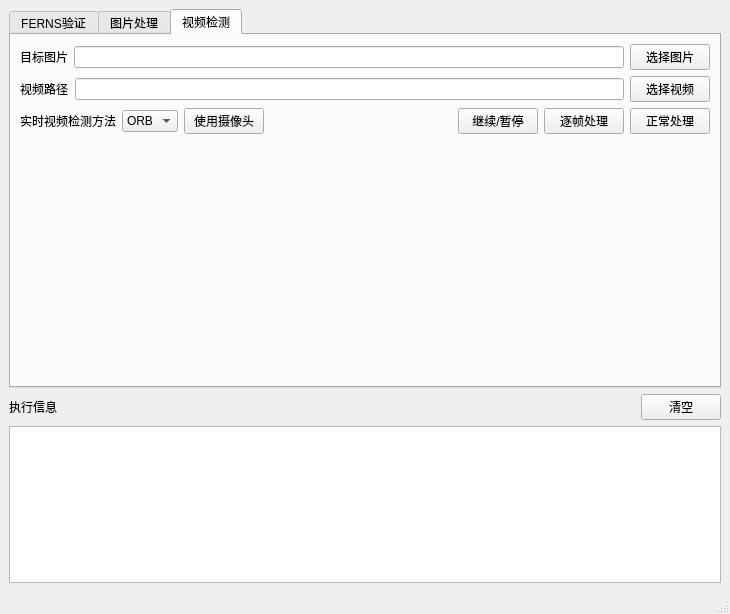
Above: mainwindow.ui from weiliana/cv_homework before the change. Below: the same form after it.
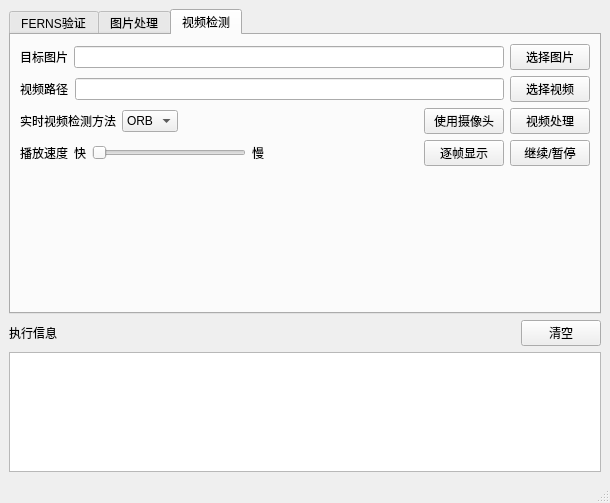
That is the form after the change. The open tabs and pages were chosen to show the change.

Commit message:
feat: divide setMsg func & add video process control
现在可以全局使用setMsg函数输出处理过程了

Patch:
```diff
--- a/mainwindow.ui
+++ b/mainwindow.ui
@@ -6,8 +6,8 @@
    <rect>
     <x>0</x>
     <y>0</y>
-    <width>730</width>
-    <height>614</height>
+    <width>610</width>
+    <height>503</height>
    </rect>
   </property>
   <property name="windowTitle">
@@ -449,6 +449,19 @@
             </item>
            </widget>
           </item>
+          <item>
+           <spacer name="horizontalSpacer_6">
+            <property name="orientation">
+             <enum>Qt::Horizontal</enum>
+            </property>
+            <property name="sizeHint" stdset="0">
+             <size>
+              <width>40</width>
+              <height>20</height>
+             </size>
+            </property>
+           </spacer>
+          </item>
           <item>
            <widget class="QPushButton" name="useCamera_btn">
             <property name="text">
@@ -457,7 +470,46 @@
            </widget>
           </item>
           <item>
-           <spacer name="horizontalSpacer_6">
+           <widget class="QPushButton" name="videoProcess_btn">
+            <property name="text">
+             <string>视频处理</string>
+            </property>
+           </widget>
+          </item>
+         </layout>
+        </item>
+        <item>
+         <layout class="QHBoxLayout" name="horizontalLayout_10">
+          <item>
+           <widget class="QLabel" name="label_11">
+            <property name="text">
+             <string>播放速度</string>
+            </property>
+           </widget>
+          </item>
+          <item>
+           <widget class="QLabel" name="label_13">
+            <property name="text">
+             <string>快</string>
+            </property>
+           </widget>
+          </item>
+          <item>
+           <widget class="QSlider" name="videoSpeed_slider">
+            <property name="orientation">
+             <enum>Qt::Horizontal</enum>
+            </property>
+           </widget>
+          </item>
+          <item>
+           <widget class="QLabel" name="label_12">
+            <property name="text">
+             <string>慢</string>
+            </property>
+           </widget>
+          </item>
+          <item>
+           <spacer name="horizontalSpacer_7">
             <property name="orientation">
              <enum>Qt::Horizontal</enum>
             </property>
@@ -469,6 +521,13 @@
             </property>
            </spacer>
           </item>
+          <item>
+           <widget class="QPushButton" name="videoStepProcess_btn">
+            <property name="text">
+             <string>逐帧显示</string>
+            </property>
+           </widget>
+          </item>
           <item>
            <widget class="QPushButton" name="videoContinue_btn">
             <property name="text">
@@ -476,20 +535,6 @@
             </property>
            </widget>
           </item>
-          <item>
-           <widget class="QPushButton" name="videoStepProcess_btn">
-            <property name="text">
-             <string>逐帧处理</string>
-            </property>
-           </widget>
-          </item>
-          <item>
-           <widget class="QPushButton" name="videoProcess_btn">
-            <property name="text">
-             <string>正常处理</string>
-            </property>
-           </widget>
-          </item>
          </layout>
         </item>
         <item>
```
Left out of the diff: 2 changed lines with no effect on the pictures. The commit also changes 7 other files.
